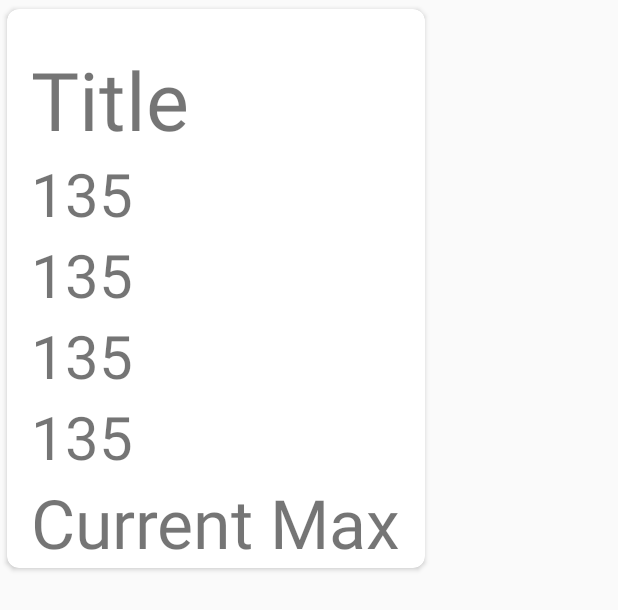
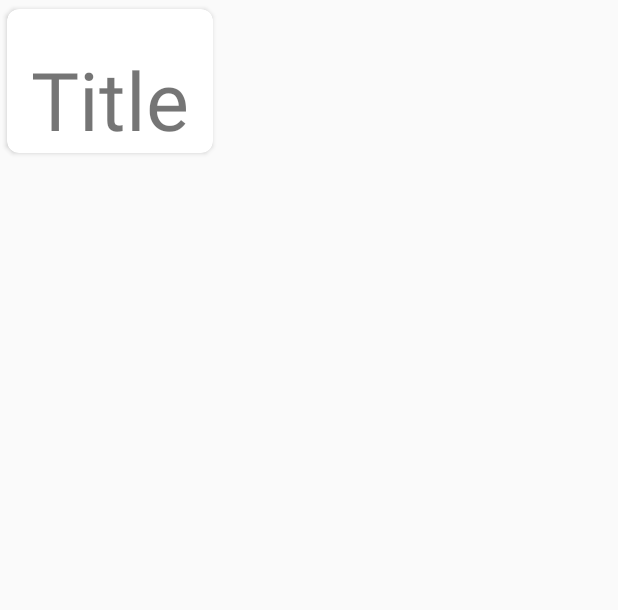
Before and after one commit to Durian-Inc/SwolyV2, an Android app: the layout log_card.xml on its own in the app's theme, with its tools: preview values and no code run, on a phone screen of 412 x 824 dp. Shown: the top 610 px of the screen. Run offline under Robolectric (Android 15) with nearby library versions, the phone set to English and light mode, and no system bars.

Commit message:
Progress has been made on logs: Log for each lift is shown from the beginning of the table to the end

```diff
--- a/mobile/src/main/java/com/tripidevs/swoly/log/LogAdapter.java
+++ b/mobile/src/main/java/com/tripidevs/swoly/log/LogAdapter.java
@@ -4,20 +4,19 @@ import android.support.v7.widget.RecyclerView;
 import android.view.LayoutInflater;
 import android.view.View;
 import android.view.ViewGroup;
-import android.widget.RelativeLayout;
+import android.widget.LinearLayout;
 import android.widget.TextView;
 
 import com.tripidevs.swoly.R;
 
 import java.util.ArrayList;
-import java.util.StringTokenizer;
 
 /**
  * Created by maver on 1/17/2017.
  */
 
 public class LogAdapter extends RecyclerView.Adapter<LogAdapter.LogViewHolder>{
-
+    final String unit = "lbs";
     ArrayList<LogCard> logs = new ArrayList<>();
     ArrayList<Integer> progress = new ArrayList<>();
 
@@ -34,13 +33,19 @@ public class LogAdapter extends RecyclerView.Adapter<LogAdapter.LogViewHolder>{
 
     @Override
     public void onBindViewHolder(LogAdapter.LogViewHolder holder, int position) {
+        LinearLayout.LayoutParams lparams = new LinearLayout.LayoutParams(
+                LinearLayout.LayoutParams.WRAP_CONTENT, LinearLayout.LayoutParams.WRAP_CONTENT);
         LogCard log = logs.get(position);
-        holder.title.setText(log.getTitle());
+        holder.title.setText(log.getTitle()+": ");
         progress = log.getProgress();
-//
-//        for(short i=0; i<holder.textWeights.size(); i++){
-//            holder.textWeights.get(i).setText(String.valueOf(progress.get(i)));
-//        }
+
+        for(short i=0; i<progress.size(); i++){
+            TextView newWeight = new TextView(holder.linearLayoutWeigghts.getContext());
+            newWeight.setText(String.valueOf(progress.get(i))+"lbs");
+            newWeight.setTextSize(42);
+            newWeight.setLayoutParams(lparams);
+            holder.linearLayoutWeigghts.addView(newWeight);
+        }
 
     }
 
@@ -51,16 +56,12 @@ public class LogAdapter extends RecyclerView.Adapter<LogAdapter.LogViewHolder>{
 
     public static class LogViewHolder extends RecyclerView.ViewHolder{
         TextView title;
-        RelativeLayout relativeLayoutWeights;
-        ArrayList<TextView> textWeights = new ArrayList<>();
+        LinearLayout linearLayoutWeigghts;
         public LogViewHolder(View view){
             super(view);
             title = (TextView) view.findViewById(R.id.logTextTitle);
-//
-//            relativeLayoutWeights = (RelativeLayout) view.findViewById(R.id.relativeWeights);
-//            for(short i =0; i<relativeLayoutWeights.getChildCount(); i++){
-//                textWeights.add((TextView)relativeLayoutWeights.getChildAt(i));
-//            }
+            linearLayoutWeigghts =(LinearLayout) view.findViewById(R.id.linearWeights);
+
         }
     }
 }
--- a/mobile/src/main/res/layout/log_card.xml
+++ b/mobile/src/main/res/layout/log_card.xml
@@ -25,50 +25,17 @@
             android:paddingRight="16dp"
             android:paddingTop="24dp"/>
 
-        <RelativeLayout
+        <LinearLayout
             android:layout_below="@id/logTextTitle"
             android:layout_width="wrap_content"
             android:layout_height="wrap_content"
             android:paddingLeft="16dp"
             android:layout_marginRight="16dp"
-            android:id="@+id/relativeWeights">
-            <TextView
-                android:layout_width="wrap_content"
-                android:layout_height="wrap_content"
-                android:id="@+id/weightOne"
-                android:text="135"
-                android:textSize="40sp"/>
-            <TextView
-                android:layout_width="wrap_content"
-                android:layout_height="wrap_content"
-                android:layout_below="@id/weightOne"
-                android:text="135"
-                android:textSize="40sp"
-                android:id="@+id/weightTwo" />
-            <TextView
-                android:layout_width="wrap_content"
-                android:layout_height="wrap_content"
-                android:id="@+id/weightThree"
-                android:text="135"
-                android:textSize="40sp"
-                android:layout_below="@+id/weightTwo"/>
-            <TextView
-                android:layout_width="wrap_content"
-                android:layout_height="wrap_content"
-                android:layout_below="@id/weightThree"
-                android:text="135"
-                android:textSize="40sp"
-                android:id="@+id/weightFour" />
-            <TextView
-                android:layout_width="wrap_content"
-                android:layout_height="wrap_content"
-                android:layout_below="@id/weightFour"
-                android:text="Current Max"
-                android:textSize="45sp"
-                android:id="@+id/txtCurrentWeight"
-                />
+            android:id="@+id/linearWeights"
+            android:orientation="vertical">
 
-            </RelativeLayout>
+
+            </LinearLayout>
     </RelativeLayout>
 
 </android.support.v7.widget.CardView>
```
